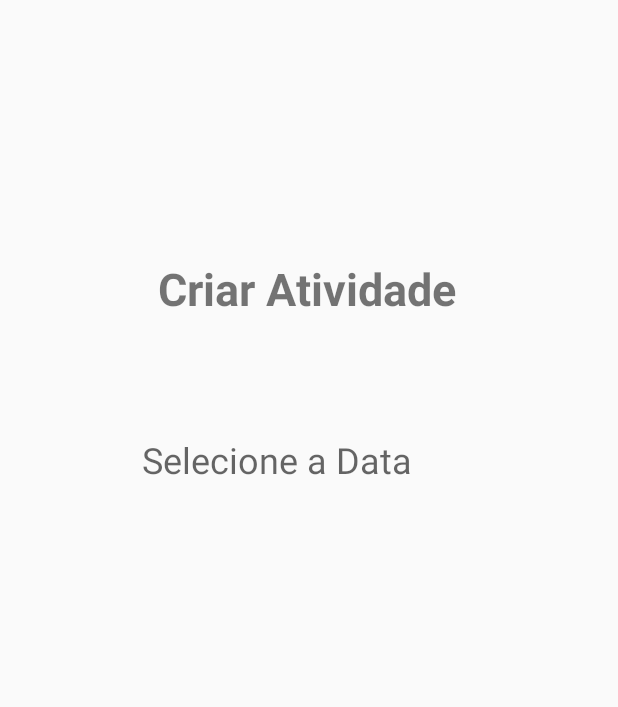
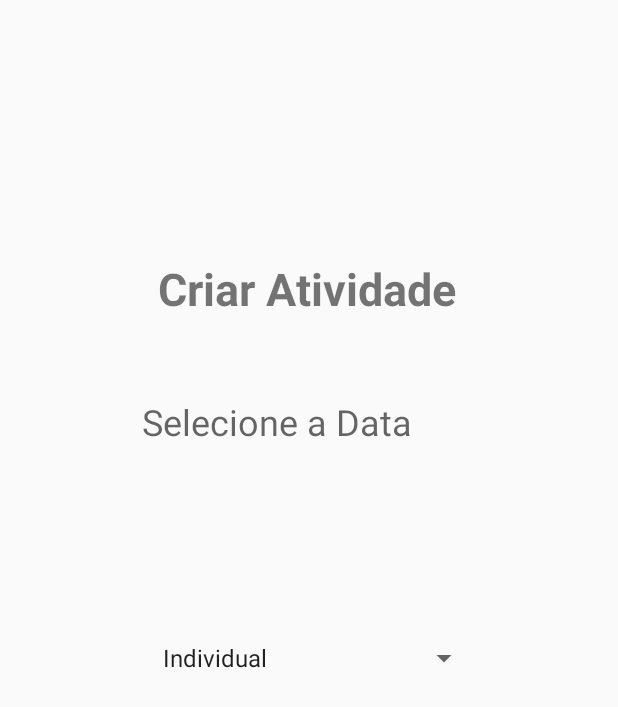
Before and after one commit to rodrigofs09/DesenvolvimentoMobile, an Android app: the MainActivity screen opened directly, with no data from a screen before it, on a phone screen of 412 x 824 dp. Shown: the top 707 px of the screen. Run offline under Robolectric (Android 15) with nearby library versions, the phone set to English and light mode, and no system bars.

Commit message:
Adicionada uma lista estilo "Dropdown" para a seleção da atividade (Individual, Em Grupo ou Familiar).

```diff
--- a/app/src/main/java/com/example/victo/acorde/MainActivity/MainActivity.java
+++ b/app/src/main/java/com/example/victo/acorde/MainActivity/MainActivity.java
@@ -6,7 +6,9 @@ import android.graphics.drawable.ColorDrawable;
 import android.os.Bundle;
 import android.support.v7.app.AppCompatActivity;
 import android.view.View;
+import android.widget.ArrayAdapter;
 import android.widget.DatePicker;
+import android.widget.Spinner;
 import android.widget.TextView;
 
 
@@ -21,13 +23,21 @@ public class MainActivity extends AppCompatActivity {
     private TextView mDisplayDate;
     private DatePickerDialog.OnDateSetListener mDateSetListener;
 
-    public MainActivity() {
+    public MainActivity(){
     }
 
     @Override
     protected void onCreate(Bundle savedInstanceState){
         super.onCreate(savedInstanceState);
         setContentView(R.layout.activity_main);
+
+        Spinner mySpinner = (Spinner) findViewById(R.id.spinner);
+        ArrayAdapter<String> myAdapter = new ArrayAdapter<String>(MainActivity.this,
+                android.R.layout.simple_list_item_1, getResources().getStringArray(R.array.names));
+
+        myAdapter.setDropDownViewResource(android.R.layout.simple_spinner_dropdown_item);
+        mySpinner.setAdapter(myAdapter);
+
         mDisplayDate = (TextView) findViewById(R.id.textView); //Declaração da TextView
 
         //Setar o ClickListener para o TextView
--- a/app/src/main/res/layout/activity_main.xml
+++ b/app/src/main/res/layout/activity_main.xml
@@ -19,20 +19,17 @@
             android:id="@+id/textView"
             android:layout_width="223dp"
             android:layout_height="wrap_content"
-            android:layout_marginBottom="8dp"
             android:layout_marginEnd="8dp"
             android:layout_marginLeft="8dp"
             android:layout_marginRight="8dp"
             android:layout_marginStart="8dp"
-            android:layout_marginTop="8dp"
+            android:layout_marginTop="52dp"
             android:hint="Selecione a Data"
             android:textSize="24sp"
-            app:layout_constraintBottom_toBottomOf="parent"
             app:layout_constraintEnd_toEndOf="parent"
-            app:layout_constraintHorizontal_bias="0.502"
+            app:layout_constraintHorizontal_bias="0.503"
             app:layout_constraintStart_toStartOf="parent"
-            app:layout_constraintTop_toBottomOf="@+id/textView2"
-            app:layout_constraintVertical_bias="0.123" />
+            app:layout_constraintTop_toBottomOf="@+id/textView2" />
 
         <TextView
             android:id="@+id/textView2"
@@ -50,6 +47,23 @@
             app:layout_constraintStart_toStartOf="parent"
             app:layout_constraintTop_toTopOf="parent" />
 
+        <Spinner
+            android:id="@+id/spinner"
+            android:layout_width="227dp"
+            android:layout_height="wrap_content"
+            android:layout_marginBottom="8dp"
+            android:layout_marginEnd="8dp"
+            android:layout_marginLeft="8dp"
+            android:layout_marginRight="8dp"
+            android:layout_marginStart="8dp"
+            android:layout_marginTop="8dp"
+            app:layout_constraintBottom_toBottomOf="parent"
+            app:layout_constraintEnd_toEndOf="parent"
+            app:layout_constraintHorizontal_bias="0.503"
+            app:layout_constraintStart_toStartOf="parent"
+            app:layout_constraintTop_toBottomOf="@+id/textView"
+            app:layout_constraintVertical_bias="0.236" />
+
     </android.support.constraint.ConstraintLayout>
 
 
--- a/app/src/main/res/values/strings.xml
+++ b/app/src/main/res/values/strings.xml
@@ -6,4 +6,9 @@
     <string name="invalid_username">Usuário inválido</string>
     <string name="invalid_password">Senha inválida</string>
     <string name="developer_name">ACORDE SÃO CARLOS</string>
+    <string-array name="names">
+        <item>Individual</item>
+        <item>Em Grupo</item>
+        <item>Familiar</item>
+    </string-array>
 </resources>
```
